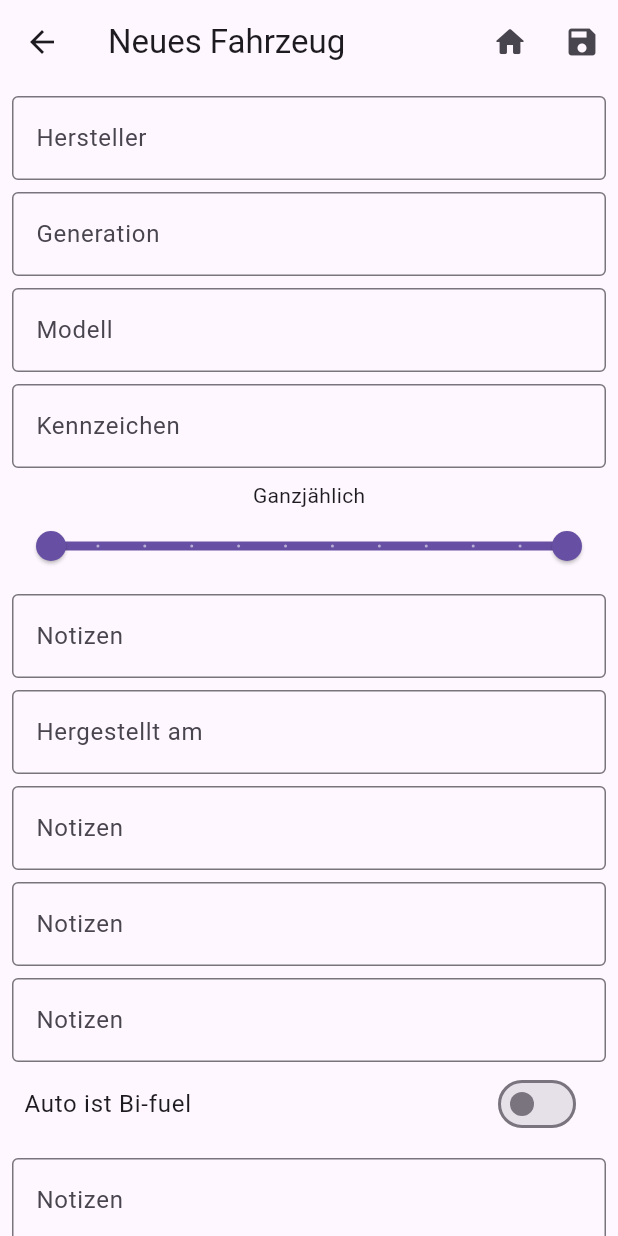
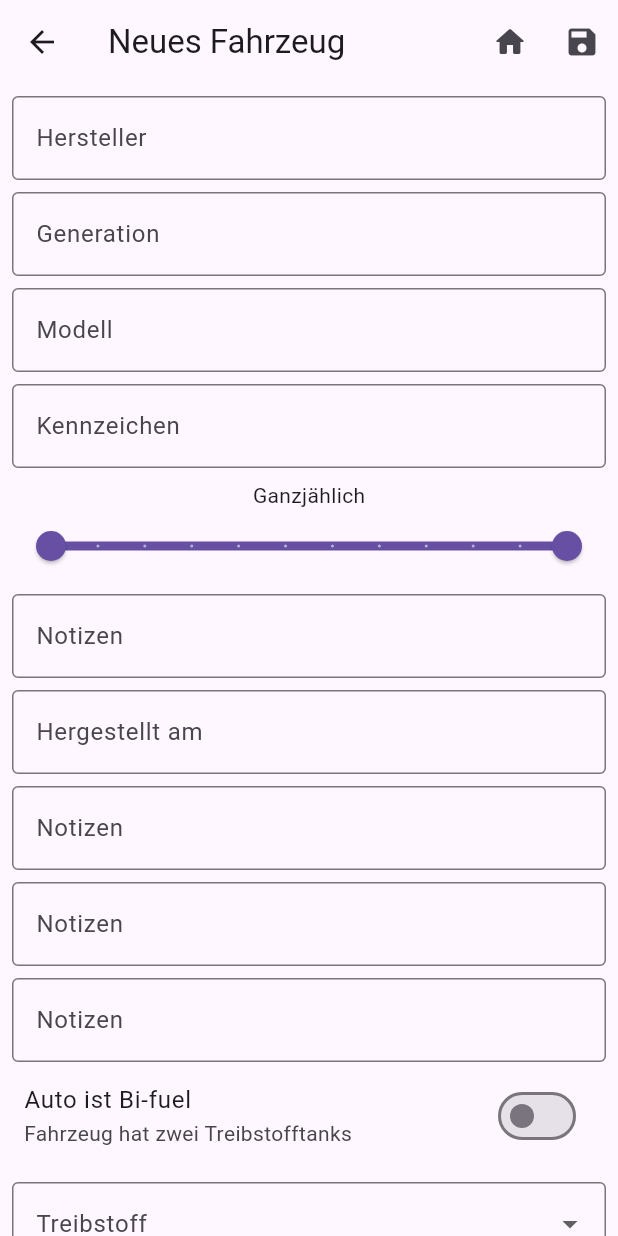
Before and after one commit to xBLESS/drivebook, a Flutter app: the AddVehicleScreen screen opened by its route, on a phone screen of 412 x 824 dp. Run offline on Flutter 3.47's test engine with Material 2 defaults, Android fonts, the phone set to English and light mode, and no system bars; our stand-ins replace drift, font_awesome_flutter; accounts and stored records are empty; generated files the repository leaves out were written again.

Commit message:
Hat doch eh keinen sinn

```diff
--- a/lib/screens/add_vehicle_screen/add_vehicle_screen.dart
+++ b/lib/screens/add_vehicle_screen/add_vehicle_screen.dart
@@ -1,4 +1,7 @@
+import 'package:drivebook/models/dbcontroller.dart';
+import 'package:drivebook/models/enums.dart';
 import 'package:drivebook/providers/fuel_type_provider.dart';
+import 'package:drivebook/screens/add_vehicle_screen/widgets/bi_fuel_tank.dart';
 import 'package:drivebook/screens/homescreen/vehiclelistscreen.dart';
 import 'package:flutter/material.dart';
 import 'package:provider/provider.dart';
@@ -31,7 +34,9 @@ class _AddVehicleScreenState extends State<AddVehicleScreen> {
     'Dezember',
   ];
 
-  final OutlineInputBorder tecBorder = const OutlineInputBorder(borderSide: BorderSide(style: BorderStyle.solid));
+  late List<FuelTypeData> _fuels;
+
+  // final OutlineInputBorder tecBorder = const OutlineInputBorder(borderSide: BorderSide(style: BorderStyle.solid));
 
   final TextEditingController make = TextEditingController();
   final TextEditingController generation = TextEditingController();
@@ -42,6 +47,11 @@ class _AddVehicleScreenState extends State<AddVehicleScreen> {
   final TextEditingController licenseEndDate = TextEditingController();
 
   RangeValues seasonLicenseRangeValues = const RangeValues(1.0, 12.0);
+
+  @override
+  void initState() {
+    super.initState();
+  }
 
   void _onSaveAction(BuildContext context) {
     // Verify textEditingControllers
@@ -64,6 +74,7 @@ class _AddVehicleScreenState extends State<AddVehicleScreen> {
   Widget build(BuildContext context) {
     const EdgeInsets tecEdgeInsets = EdgeInsets.only(top: 8.0, left: 8.0, right: 8.0);
     const OutlineInputBorder tecBorder = OutlineInputBorder(borderSide: BorderSide(style: BorderStyle.solid));
+    _fuels = Provider.of<FuelTypeProvider>(context).getFuelType;
 
     return Scaffold(
       appBar: AppBar(
@@ -203,6 +214,7 @@ class _AddVehicleScreenState extends State<AddVehicleScreen> {
               SwitchListTile(
                 value: isBifuel,
                 title: const Text('Auto ist Bi-fuel'),
+                subtitle: const Text('Fahrzeug hat zwei Treibstofftanks'),
                 onChanged: (value) {
                   setState(() {
                     isBifuel = value;
@@ -210,55 +222,20 @@ class _AddVehicleScreenState extends State<AddVehicleScreen> {
                 },
               ),
               isBifuel
-                  ? Row(
-                      children: [
-                        Column(
-                          children: [
-                            Padding(
-                              padding: tecEdgeInsets,
-                              child: TextField(
-                                controller: notes,
-                                decoration: const InputDecoration(
-                                  label: Text('Notizen'),
-                                  border: tecBorder,
-                                ),
-                              ),
-                            ),
-                          ],
-                        ),
-                        Column(
-                          children: [
-                            Padding(
-                              padding: tecEdgeInsets,
-                              child: TextField(
-                                controller: notes,
-                                decoration: const InputDecoration(
-                                  label: Text('Notizen'),
-                                  border: tecBorder,
-                                ),
-                              ),
-                            ),
-                          ],
-                        ),
-                      ],
+                  ? BiFuelTanks(
+                      tecOne: license,
+                      tecTwo: license,
                     )
                   : Column(
                       children: [
                         Padding(
                           padding: tecEdgeInsets,
-                          child: TextField(
-                            controller: notes,
+                          child: DropdownButtonFormField(
                             decoration: const InputDecoration(
-                              label: Text('Notizen'),
+                              label: Text('Treibstoff'),
                               border: tecBorder,
                             ),
-                          ),
-                        ),
-                        Padding(
-                          padding: tecEdgeInsets,
-                          child: DropdownButton(
-                            items: Provider.of<FuelTypeProvider>(context)
-                                .getFuelType
+                            items: _fuels
                                 .map(
                                   (e) => DropdownMenuItem(
                                     value: e.fuel,
@@ -271,16 +248,52 @@ class _AddVehicleScreenState extends State<AddVehicleScreen> {
                         ),
                         Padding(
                           padding: tecEdgeInsets,
-                          child: TextField(
-                            controller: notes,
+                          child: DropdownButtonFormField(
                             decoration: const InputDecoration(
-                              label: Text('Notizen'),
+                              label: Text('Kraftstoffeinheit'),
                               border: tecBorder,
                             ),
+                            items: FuelUni.values
+                                .map(
+                                  (e) => DropdownMenuItem(
+                                    value: e.name,
+                                    child: Text(e.name),
+                                  ),
+                                )
+                                .toList(),
+                            onChanged: (value) {},
+                          ),
+                        ),
+                        Padding(
+                          padding: tecEdgeInsets,
+                          child: DropdownButtonFormField(
+                            decoration: const InputDecoration(
+                              label: Text('Verbrauchseinheit'),
+                              border: tecBorder,
+                            ),
+                            items: ConsumptionUnit.values
+                                .map(
+                                  (e) => DropdownMenuItem(
+                                    value: e.name,
+                                    child: Text(e.name),
+                                  ),
+                                )
+                                .toList(),
+                            onChanged: (value) {},
                           ),
                         ),
                       ],
                     ),
+              Padding(
+                padding: tecEdgeInsets,
+                child: TextField(
+                  controller: notes,
+                  decoration: const InputDecoration(
+                    label: Text('Kapazität'),
+                    border: tecBorder,
+                  ),
+                ),
+              ),
             ],
           ),
         ),
```
Also changed, not shown: lib/screens/add_vehicle_screen/widgets/bi_fuel_tank.dart (added, +54 -0 lines).
